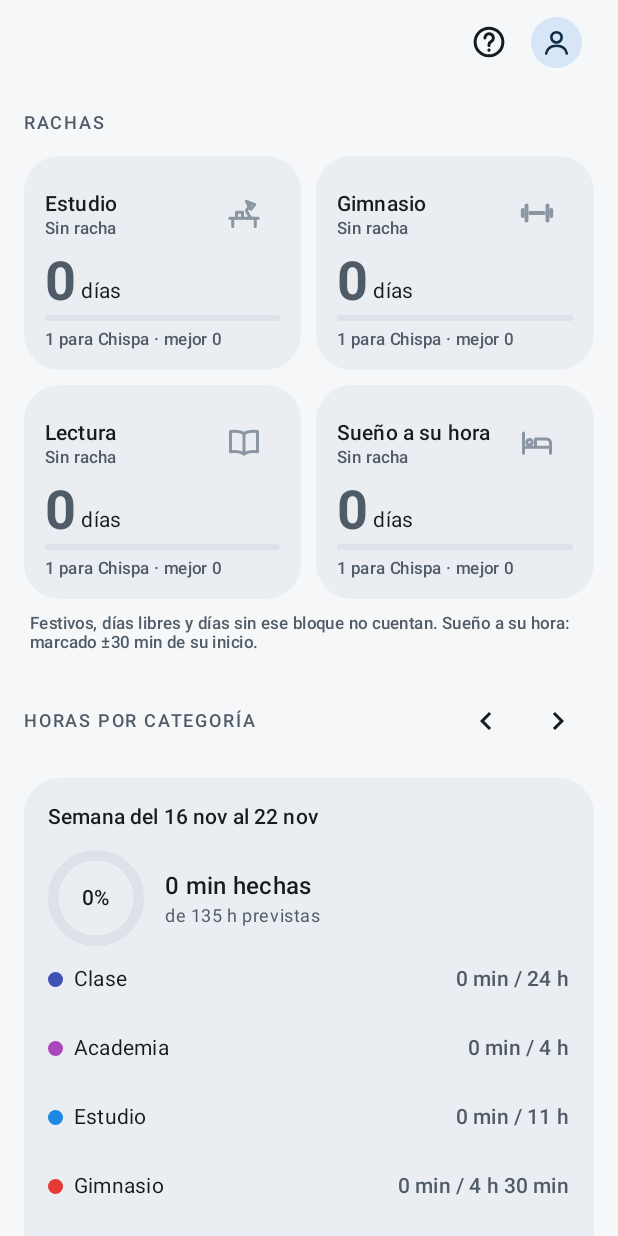
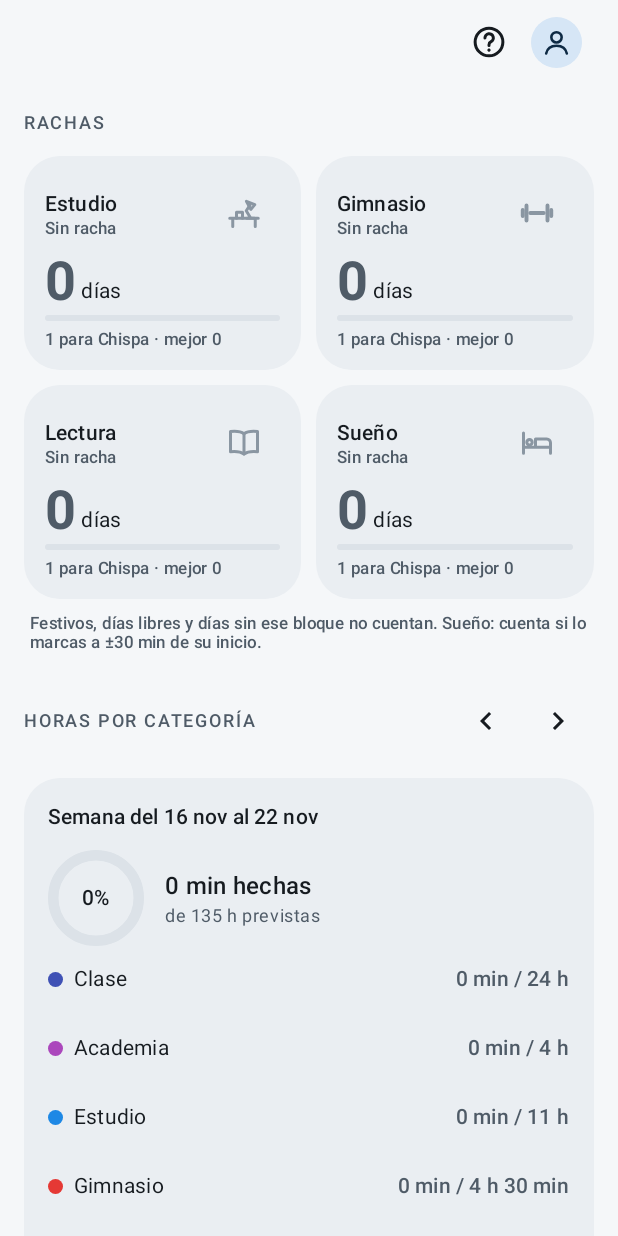
Before and after one commit to Sunless404/KT, an Android app built with Jetpack Compose: the composable StatsScreen shown on its own in the app's theme, on a phone screen of 412 x 824 dp. Run offline under Robolectric (Android 15) with nearby library versions, the phone set to English and light mode, and no system bars; our stand-ins replace Room's generated code.

Commit message:
Asistente: las cuatro sugerencias miden lo mismo. Estadísticas: la racha se llama «Sueño»

```diff
--- a/app/src/main/java/com/sunless404/keeptrack/domain/Stats.kt
+++ b/app/src/main/java/com/sunless404/keeptrack/domain/Stats.kt
@@ -14,7 +14,7 @@ enum class Habit(val label: String, val category: Category) {
     ESTUDIO("Estudio", Category.ESTUDIO),
     GIMNASIO("Gimnasio", Category.GIMNASIO),
     LECTURA("Lectura", Category.LECTURA),
-    SUENO("Sueño a su hora", Category.SUENO),
+    SUENO("Sueño", Category.SUENO),
 }
 
 data class Streak(val habit: Habit, val current: Int, val best: Int)
--- a/app/src/main/java/com/sunless404/keeptrack/ui/stats/StatsScreen.kt
+++ b/app/src/main/java/com/sunless404/keeptrack/ui/stats/StatsScreen.kt
@@ -161,7 +161,7 @@ fun StatsScreen(vm: StatsViewModel, onOpenGym: () -> Unit, onOpenProfile: () ->
         }
         item {
             Text(
-                "Festivos, días libres y días sin ese bloque no cuentan. Sueño a su hora: marcado ±${Stats.SLEEP_TOLERANCE_MIN} min de su inicio.",
+                "Festivos, días libres y días sin ese bloque no cuentan. Sueño: cuenta si lo marcas a ±${Stats.SLEEP_TOLERANCE_MIN} min de su inicio.",
                 style = MaterialTheme.typography.labelSmall,
                 color = MaterialTheme.colorScheme.onSurfaceVariant,
                 modifier = Modifier.padding(horizontal = 4.dp),
```
Also changed, not shown: app/src/main/java/com/sunless404/keeptrack/ui/assistant/AssistantScreen.kt (+4 -3 lines).
